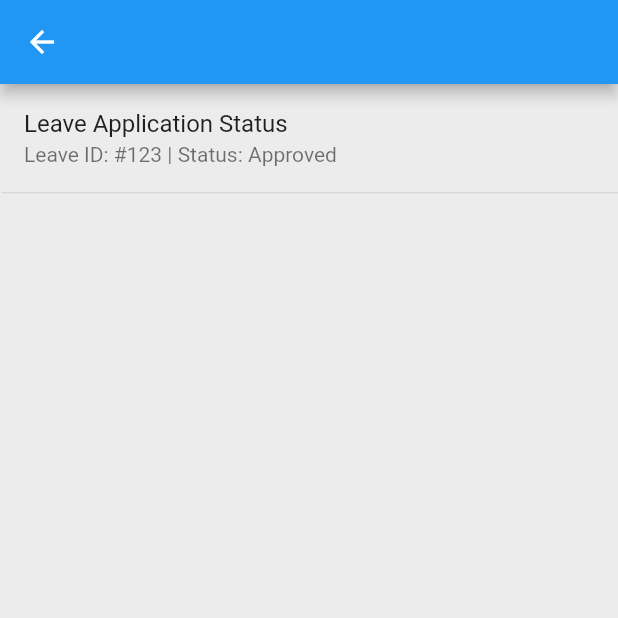
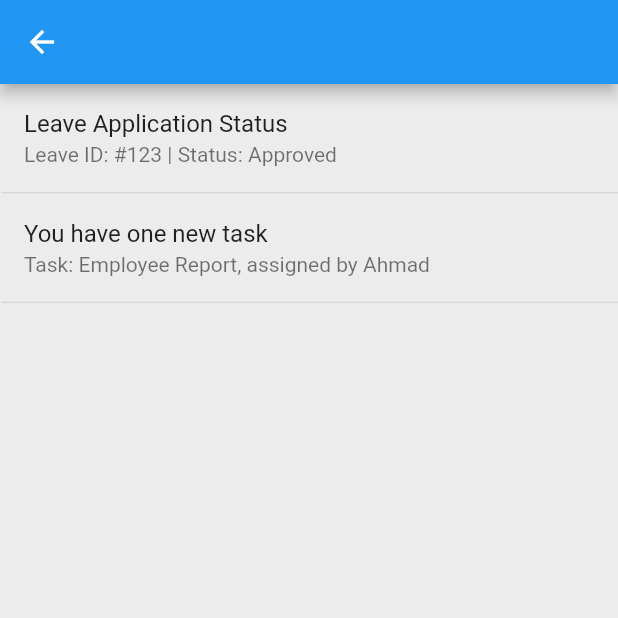
Before and after one commit to atiqahpiakong/map_ems, a Flutter app: the Notification1 screen opened directly, on a phone screen of 412 x 824 dp, the top half of it. Run offline on Flutter 3.47's test engine with Material 2 defaults, Android fonts, the phone set to English and light mode, and no system bars; our stand-ins replace curved_navigation_bar, font_awesome_flutter, shimmer.

Commit message:
ListTile2

```diff
--- a/lib/notification.dart
+++ b/lib/notification.dart
@@ -25,7 +25,20 @@ class Notification1 extends StatelessWidget {
               height: 1.0,
               indent: 1.0,
             ),
-
+          ListTile(
+              title: Text('You have one new task'),
+              subtitle: Text('Task: Employee Report, assigned by Ahmad'),
+              onTap: () {
+                Text('Another data');
+              },
+              onLongPress: () {
+                Text('Data');
+              },
+            ),
+            new Divider(
+              height: 1.0,
+              indent: 1.0,
+            ),
           ],
         ),
 
```
